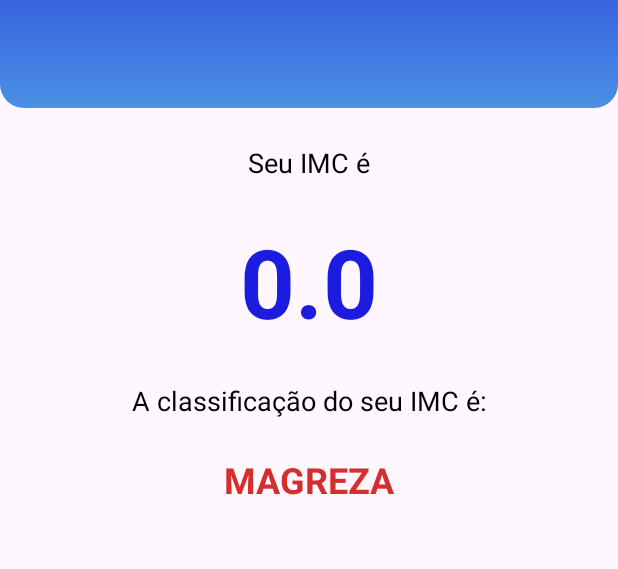
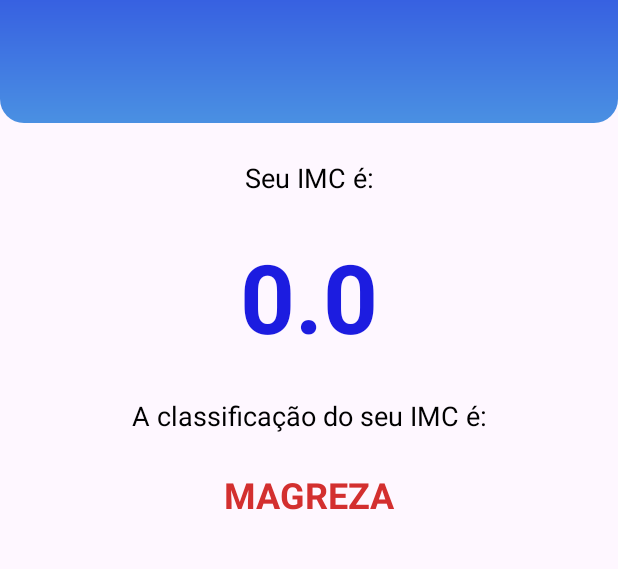
Before and after one commit to andrebritovita/calculadoraImc, an Android app: the ResultActivity screen opened directly, with no data from a screen before it, on a phone screen of 412 x 824 dp, the part 179-748 px from its top. Run offline under Robolectric (Android 15) with nearby library versions, the phone set to English and light mode, and no system bars.

Commit message:
Melhorando experiência do usuário.

```diff
--- a/app/src/main/res/layout/activity_main.xml
+++ b/app/src/main/res/layout/activity_main.xml
@@ -41,7 +41,7 @@
             android:layout_width="wrap_content"
             android:layout_height="wrap_content"
             android:layout_gravity="center"
-            android:layout_marginTop="8dp"
+            android:layout_marginTop="16dp"
             android:layout_marginBottom="64dp"
             android:text="Informe os dados abaixo"
             android:textColor="@color/white"
--- a/app/src/main/res/layout/activity_result.xml
+++ b/app/src/main/res/layout/activity_result.xml
@@ -31,7 +31,7 @@
             android:layout_width="wrap_content"
             android:layout_height="wrap_content"
             android:layout_gravity="center"
-            android:layout_marginBottom="72dp"
+            android:layout_marginBottom="82dp"
             android:text="Calculadora IMC"
             android:textColor="@color/white"
             android:textSize="26sp"
@@ -44,7 +44,7 @@
         android:layout_width="wrap_content"
         android:layout_height="wrap_content"
         android:layout_marginTop="24dp"
-        android:text="Seu IMC é"
+        android:text="Seu IMC é:"
         android:textColor="@color/black"
         android:textSize="18dp"
         app:layout_constraintEnd_toEndOf="parent"
```
